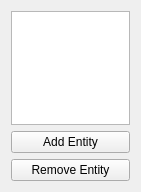
Qt form Project2/ui/hierarchywidget.ui (jesusdz/AGP) before a commit.
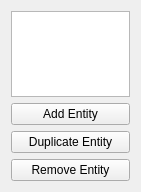
The same form after that commit.

Commit message: Project2: Duplicate button added.

Diff of the .ui file:
```diff
--- a/Project2/ui/hierarchywidget.ui
+++ b/Project2/ui/hierarchywidget.ui
@@ -24,6 +24,13 @@
      </property>
     </widget>
    </item>
+   <item>
+    <widget class="QPushButton" name="duplicateButton">
+     <property name="text">
+      <string>Duplicate Entity</string>
+     </property>
+    </widget>
+   </item>
    <item>
     <widget class="QPushButton" name="removeButton">
      <property name="text">
```
The commit also changes 6 other files.
